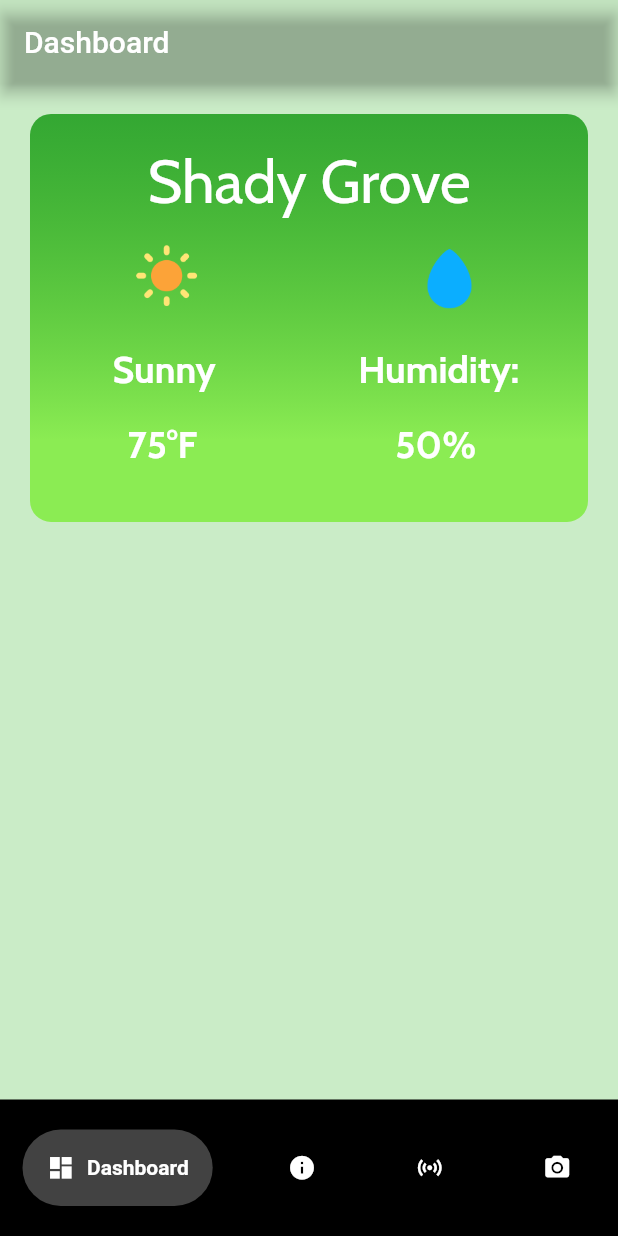
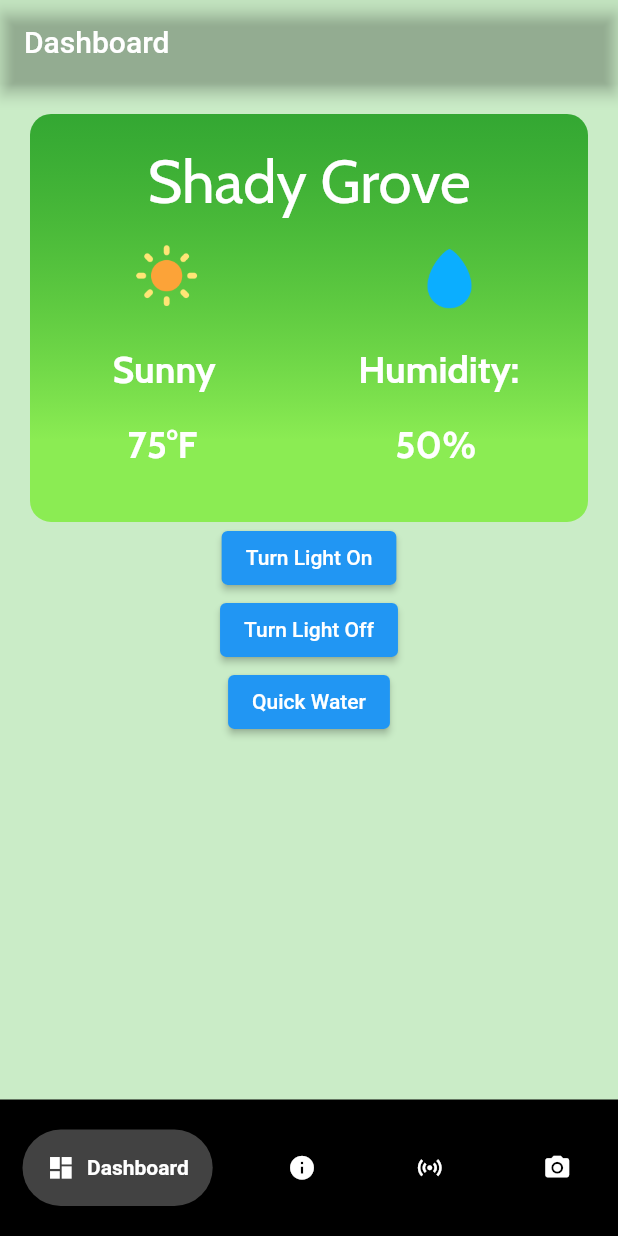
Before and after one commit to zaydanr/trans_plant, a Flutter app: the screen it shows after launch, on a phone screen of 412 x 824 dp. Run offline on Flutter 3.47's test engine with Material 2 defaults, Android fonts, the phone set to English and light mode, and no system bars; drawn by our look-alikes of google_nav_bar; our stand-ins replace google_fonts; missing offline and left inert: flutter_inappwebview, mqtt_client.

Commit message:
Added On/Off Switch with MQTT

```diff
--- a/lib/dashboard.dart
+++ b/lib/dashboard.dart
@@ -1,6 +1,7 @@
 import 'package:flutter/material.dart';
 import 'package:google_fonts/google_fonts.dart';
 import 'mqtt_service.dart'; // Import the MQTT service file
+import 'dart:async';
 
 class Weather extends StatefulWidget {
   Weather({Key? key}) : super(key: key);
@@ -10,20 +11,20 @@ class Weather extends StatefulWidget {
 }
 
 class _WeatherState extends State<Weather> {
-  //final MqttService mqttService = MqttService(); // Instantiate the MQTT service
+  final MqttService mqttService = MqttService(); // Instantiate the MQTT service
 
   @override
   void initState() {
     super.initState();
     // Replace 'your_mqtt_username' and 'your_mqtt_password' with actual MQTT credentials
-    //mqttService.connect('64c14253811ec75105c1948a', 'QuRHxlbi8RDbkv7Nkq77N3Ps');
+    mqttService.connect('64c14253811ec75105c1948a', 'QuRHxlbi8RDbkv7Nkq77N3Ps');
   }
 
-  //@override
-  //void dispose() {
-    //mqttService.disconnect(); // Disconnect from the MQTT broker when the widget is disposed
-    //super.dispose();
-  //}
+  @override
+  void dispose() {
+    mqttService.disconnect(); // Disconnect from the MQTT broker when the widget is disposed
+    super.dispose();
+  }
 
   @override
   Widget build(BuildContext context) {
@@ -151,6 +152,32 @@ class _WeatherState extends State<Weather> {
                   ],
                 ),
               ),
+
+              // MQTT integration example:
+              ElevatedButton(
+                onPressed: () {
+                  // Publish a message to the MQTT broker when the button is pressed
+                  mqttService.publishMessage('light_on');
+                },
+                child: Text('Turn Light On'),
+              ),
+              ElevatedButton(
+                onPressed: () {
+                  // Publish a message to the MQTT broker when the button is pressed
+                  mqttService.publishMessage('light_off');
+                },
+                child: Text('Turn Light Off'),
+              ),
+              ElevatedButton(
+                onPressed: () {
+                  // Publish a message to the MQTT broker when the button is pressed
+                  mqttService.publishMessage('pump_on');
+                  Timer(Duration(seconds: 20), () {
+                    mqttService.publishMessage('pump_off');
+                  });
+                },
+                child: Text('Quick Water'),
+              ),
             ],
           ),
         ),
```
Also changed, not shown: lib/mqtt_service.dart (added, +80 -0 lines).
